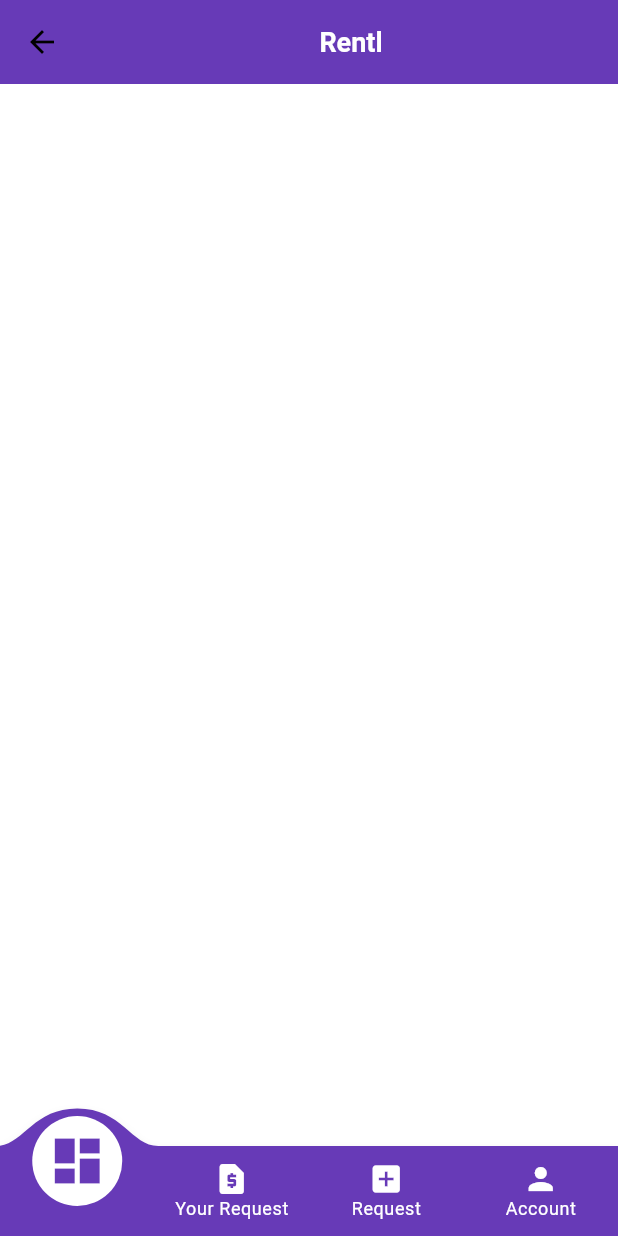
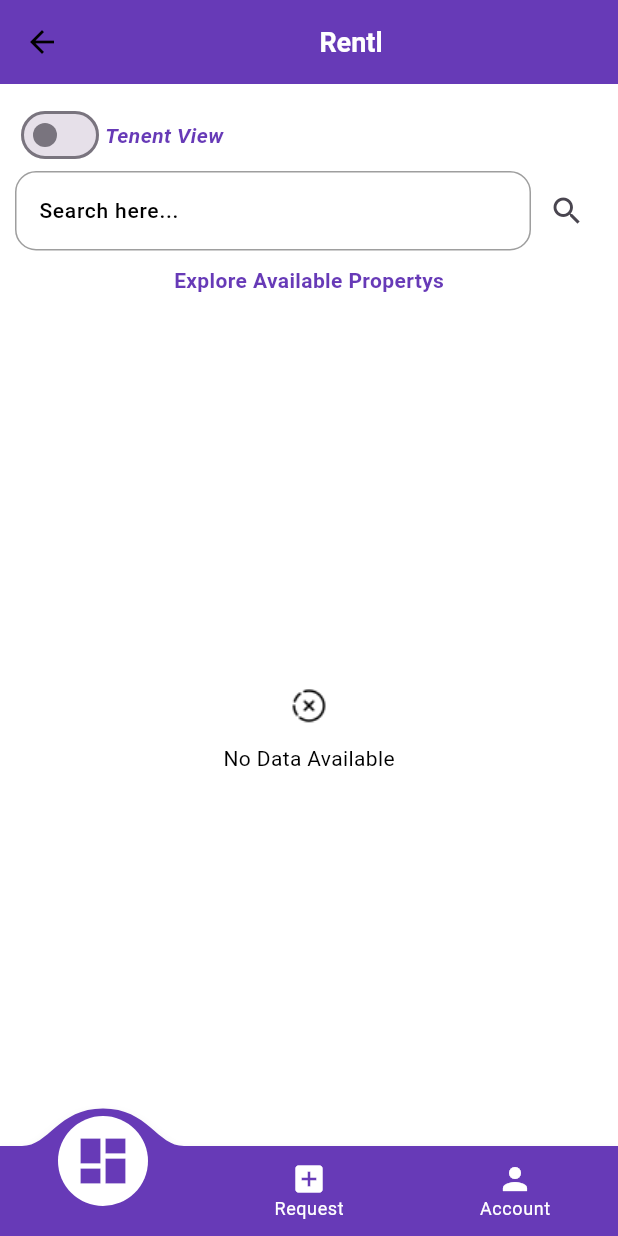
Before and after one commit to yakshpanchal/new_task_bloc_routpage, a Flutter app: the DashBoard screen opened by its route, on a phone screen of 412 x 824 dp. Run offline on Flutter 3.47's test engine with Material 3 defaults, Android fonts, the phone set to English and light mode, and no system bars; drawn by our look-alikes of convex_bottom_bar; our stand-ins replace auto_route, cloud_firestore, csc_picker, firebase_auth, firebase_core; accounts and stored records are empty; Roboto replaces fonts that are missing (poppins).

Commit message:
dashboard completed first scaleton

```diff
--- a/new_task_bloc_routpage/lib/config/router/router.dart
+++ b/new_task_bloc_routpage/lib/config/router/router.dart
@@ -12,8 +12,8 @@ class AppRouter extends $AppRouter {
         AutoRoute(page: MainRoute.page, children: [
           AutoRoute(page: DashBoard.page),
           AutoRoute(page: PropertyRequest.page),
-          AutoRoute(page: ShowUserRequest.page),
           AutoRoute(page: Profile.page)
         ]),
+        AutoRoute(page: ShowUserRequest.page)
       ];
 }
--- a/new_task_bloc_routpage/lib/config/theme/coustome_themes/elevented_button_theme.dart
+++ b/new_task_bloc_routpage/lib/config/theme/coustome_themes/elevented_button_theme.dart
@@ -1,6 +1,6 @@
 import 'package:flutter/material.dart';
 
-class TEleventedButtonTheme{
+class TEleventedButtonTheme {
   TEleventedButtonTheme._();
 
   static final lightEleventedButtonTheme = ElevatedButtonThemeData(
@@ -11,8 +11,9 @@ class TEleventedButtonTheme{
       disabledForegroundColor: Colors.grey,
       disabledBackgroundColor: Colors.grey,
       side: const BorderSide(color: Colors.blue),
-      padding: const EdgeInsets.symmetric(vertical: 18),
-      textStyle: const TextStyle(fontSize: 16, color: Colors.white,fontWeight: FontWeight.w600),
+      padding: const EdgeInsets.symmetric(horizontal: 20, vertical: 12),
+      textStyle: const TextStyle(
+          fontSize: 16, color: Colors.white, fontWeight: FontWeight.w600),
       shape: RoundedRectangleBorder(borderRadius: BorderRadius.circular(12)),
     ),
   );
@@ -24,10 +25,10 @@ class TEleventedButtonTheme{
       disabledForegroundColor: Colors.grey,
       disabledBackgroundColor: Colors.grey,
       side: const BorderSide(color: Colors.blue),
-      padding: const EdgeInsets.symmetric(vertical: 18),
-      textStyle: const TextStyle(fontSize: 16, color: Colors.white,fontWeight: FontWeight.w600),
+      padding: const EdgeInsets.symmetric(horizontal: 20, vertical: 12),
+      textStyle: const TextStyle(
+          fontSize: 16, color: Colors.white, fontWeight: FontWeight.w600),
       shape: RoundedRectangleBorder(borderRadius: BorderRadius.circular(12)),
     ),
   );
-
 }
--- /dev/null
+++ b/new_task_bloc_routpage/lib/src/DashBoard/data/fetch_data.dart
@@ -0,0 +1,119 @@
+import 'package:cloud_firestore/cloud_firestore.dart';
+import 'package:flutter/material.dart';
+import 'package:new_task_bloc_routpage/src/DashBoard/presentation/pages/DetailPage.dart';
+
+class FetchAvilablePropertys extends StatelessWidget {
+  const FetchAvilablePropertys({super.key});
+
+  @override
+  Widget build(BuildContext context) {
+    return Expanded(
+        child: StreamBuilder(
+      stream: FirebaseFirestore.instance
+          .collection('AvailablePropertys')
+          .snapshots(),
+      builder: (context, AsyncSnapshot<QuerySnapshot> snapshot) {
+        if (snapshot.connectionState == ConnectionState.waiting) {
+          return const Center(child: CircularProgressIndicator());
+        }
+        if (snapshot.hasError) {
+          return Center(child: Text('Error: ${snapshot.error}'));
+        }
+        if (snapshot.data == null || snapshot.data!.docs.isEmpty) {
+          return Center(
+            child: Column(
+              mainAxisAlignment: MainAxisAlignment.center,
+              children: [
+                SizedBox(
+                  height: 50,
+                  child: Image.asset('assets/images/delete_icon.png'),
+                ),
+                const Text('No Data Available'),
+              ],
+            ),
+          );
+        }
+        return GridView.builder(
+          gridDelegate: const SliverGridDelegateWithFixedCrossAxisCount(
+            crossAxisCount: 3, // Number of items per row
+            crossAxisSpacing: 10, // Spacing between each item horizontally
+            mainAxisSpacing: 10, // Spacing between each row vertically
+          ),
+          itemCount: snapshot.data!.docs.length,
+          itemBuilder: (context, index) {
+            var data =
+                snapshot.data!.docs[index].data() as Map<String, dynamic>;
+            String category = data['category'];
+            String imagePath = _getImagePathForCategory(category);
+            return GestureDetector(
+              onTap: () {
+                Navigator.push(
+                  context,
+                  MaterialPageRoute(
+                    builder: (context) => DetailPage(propertyData: data),
+                  ),
+                );
+              },
+              child: Card(
+                elevation: 4,
+                child: Stack(
+                  children: [
+                    Container(
+                      padding: const EdgeInsets.all(5),
+                      // height: 100,
+                      decoration: BoxDecoration(
+                        border: Border.all(
+                          color: Colors.black, // Choose your border color
+                          width: 2, // Adjust the border width as needed
+                        ),
+                      ),
+                      child: Image.asset(
+                        imagePath, // Replace 'assets/image.jpg' with your actual asset path
+                        fit: BoxFit.cover, // Adjust the fit as needed
+                        width: double.infinity,
+                        height: double.infinity,
+                      ),
+                    ),
+                    Positioned(
+                      bottom: 0,
+                      left: 0,
+                      right: 0,
+                      child: Container(
+                        padding: const EdgeInsets.all(8),
+                        color: Colors.black.withOpacity(
+                            0.5), // Semi-transparent black background for better readability
+                        child: Text(
+                          '${data['category']} , ${data['type']} , ${data['transactionType']}',
+                          style: const TextStyle(
+                            color: Colors.white, // Text color
+                            fontSize: 16, // Adjust font size as needed
+                          ),
+                        ),
+                      ),
+                    ),
+                  ],
+                ),
+              ),
+            );
+          },
+        );
+      },
+    ));
+  }
+
+  String _getImagePathForCategory(String category) {
+    switch (category) {
+      case 'Residential':
+        return 'assets/Cetegory/home1.jpg';
+      case 'PG':
+        return 'assets/Cetegory/PG.jpeg';
+      case 'Villa':
+        return 'assets/Cetegory/Villa.jpeg';
+      case 'Service Apartment':
+        return 'assets/Cetegory/serviceapartment.jpeg';
+      // Add more cases for other categories
+      default:
+        return 'assets/images/default_image.jpg';
+    }
+  }
+}
--- a/new_task_bloc_routpage/lib/src/DashBoard/presentation/DashBoard.dart
+++ /dev/null
@@ -1,27 +0,0 @@
-import 'package:auto_route/auto_route.dart';
-import 'package:flutter/material.dart';
-
-@RoutePage()
-class DashBoard extends StatefulWidget {
-  const DashBoard({super.key});
-
-  @override
-  State<DashBoard> createState() => _DashBoardState();
-}
-
-class _DashBoardState extends State<DashBoard> {
-  @override
-  Widget build(BuildContext context) {
-    return Scaffold(
-      appBar: AppBar(
-        title: const Center(
-          child: Text(
-            'Rentl',
-            style: TextStyle(color: Colors.white),
-          ),
-        ),
-        backgroundColor: Colors.deepPurple,
-      ),
-    );
-  }
-}
--- /dev/null
+++ b/new_task_bloc_routpage/lib/src/DashBoard/presentation/pages/DashBoard.dart
@@ -0,0 +1,64 @@
+import 'package:auto_route/auto_route.dart';
+import 'package:firebase_auth/firebase_auth.dart';
+import 'package:flutter/material.dart';
+import 'package:new_task_bloc_routpage/src/DashBoard/data/fetch_data.dart';
+import 'package:new_task_bloc_routpage/src/DashBoard/presentation/widgets/searchbar.dart';
+import 'package:new_task_bloc_routpage/src/DashBoard/presentation/widgets/tenantViewSwitch.dart';
+
+@RoutePage()
+class DashBoard extends StatefulWidget {
+  const DashBoard({super.key});
+
+  @override
+  State<DashBoard> createState() => _DashBoardState();
+}
+
+class _DashBoardState extends State<DashBoard> {
+  bool _switchValue = false;
+
+  @override
+  Widget build(BuildContext context) {
+    final FirebaseAuth auth = FirebaseAuth.instance;
+    return Scaffold(
+      appBar: AppBar(
+        title: const Center(
+          child: Text(
+            'Rentl',
+            style: TextStyle(color: Colors.white),
+          ),
+        ),
+        backgroundColor: Colors.deepPurple,
+      ),
+      body: Padding(
+        padding: const EdgeInsets.all(10),
+        child: Column(
+          children: [
+            CustomSwitch(
+              value: _switchValue,
+              onChanged: (value) {
+                setState(() {
+                  _switchValue = value;
+                });
+              },
+            ),
+            const CustomSearchField(),
+            const SizedBox(
+              height: 10,
+            ),
+            const Text(
+              'Explore Available Propertys',
+              style: TextStyle(
+                color: Colors.deepPurple,
+                fontWeight: FontWeight.bold,
+              ),
+            ),
+            const SizedBox(
+              height: 10,
+            ),
+            const FetchAvilablePropertys(),
+          ],
+        ),
+      ),
+    );
+  }
+}
--- /dev/null
+++ b/new_task_bloc_routpage/lib/src/DashBoard/presentation/widgets/searchbar.dart
@@ -0,0 +1,38 @@
+import 'package:flutter/material.dart';
+import 'package:new_task_bloc_routpage/config/Common/Widgets/Common.dart';
+
+class CustomSearchField extends StatelessWidget {
+  const CustomSearchField({super.key});
+
+  @override
+  Widget build(BuildContext context) {
+    String searchText = '';
+    return Row(
+      children: [
+        Expanded(
+          child: TextField(
+            decoration: const InputDecoration(
+              hintText: 'Search here...',
+            ),
+            onChanged: (value) {
+              searchText = value;
+            },
+          ),
+        ),
+        IconButton(
+          icon: const Icon(Icons.search),
+          onPressed: () {
+            if (searchText.isEmpty) {
+              // If search text is empty, show an error message
+              Common.showErrorDialog(context, 'Enter to search.');
+            } else {
+              // Perform search operation
+              // Add your search logic here
+              print('you Search text: $searchText');
+            }
+          },
+        ),
+      ],
+    );
+  }
+}
--- /dev/null
+++ b/new_task_bloc_routpage/lib/src/DashBoard/presentation/widgets/tenantViewSwitch.dart
@@ -0,0 +1,34 @@
+import 'package:flutter/material.dart';
+
+class CustomSwitch extends StatelessWidget {
+  final bool value;
+  final Function(bool) onChanged;
+
+  const CustomSwitch({
+    Key? key,
+    required this.value,
+    required this.onChanged,
+  }) : super(key: key);
+
+  @override
+  Widget build(BuildContext context) {
+    return Row(
+      children: [
+        Switch(
+          value: value,
+          onChanged: onChanged,
+          activeTrackColor: Colors.lightGreenAccent,
+          activeColor: Colors.green,
+        ),
+        const Text(
+          'Tenent View',
+          style: TextStyle(
+            fontStyle: FontStyle.italic,
+            fontWeight: FontWeight.bold,
+            color: Colors.deepPurple,
+          ),
+        )
+      ],
+    );
+  }
+}
--- a/new_task_bloc_routpage/lib/src/HomeScreen/presentation/main_screen.dart
+++ b/new_task_bloc_routpage/lib/src/HomeScreen/presentation/main_screen.dart
@@ -19,7 +19,6 @@ class _MainScreenState extends State<MainScreen> {
     return AutoTabsRouter(
       routes: const [
         DashBoard(),
-        ShowUserRequest(),
         PropertyRequest(),
         Profile(),
       ],
@@ -30,7 +29,6 @@ class _MainScreenState extends State<MainScreen> {
           bottomNavigationBar: ConvexAppBar(
             items: const [
               TabItem(icon: Icons.dashboard, title: 'Dashboard'),
-              TabItem(icon: Icons.request_page, title: 'Your Request'),
               TabItem(icon: Icons.add_box, title: 'Request'),
               TabItem(icon: Icons.person, title: 'Account'),
             ],
--- a/new_task_bloc_routpage/pubspec.yaml
+++ b/new_task_bloc_routpage/pubspec.yaml
@@ -76,6 +76,7 @@ flutter:
   assets:
    - assets/
    - assets/images/
+   - assets/Cetegory/
 
   # An image asset can refer to one or more resolution-specific "variants", see
   # https://flutter.dev/assets-and-images/#resolution-aware
```
Also changed, not shown: new_task_bloc_routpage/lib/config/Common/Widgets/Common.dart (added, +22 -0 lines), new_task_bloc_routpage/lib/config/theme/coustome_themes/text_field_theme.dart (+18 -18 lines), new_task_bloc_routpage/lib/src/DashBoard/presentation/pages/DetailPage.dart (added, +24 -0 lines), new_task_bloc_routpage/lib/src/PropertyRequest/presentation/pages/PropertyRequest.dart (+112 -5 lines), new_task_bloc_routpage/assets/Cetegory/PG.jpeg (added), new_task_bloc_routpage/assets/Cetegory/Villa.jpeg (added), new_task_bloc_routpage/assets/Cetegory/home1.jpg (added), new_task_bloc_routpage/assets/Cetegory/serviceapartment.jpeg (added), new_task_bloc_routpage/assets/images/login_1.png (deleted), new_task_bloc_routpage/lib/config/router/router.gr.dart.
